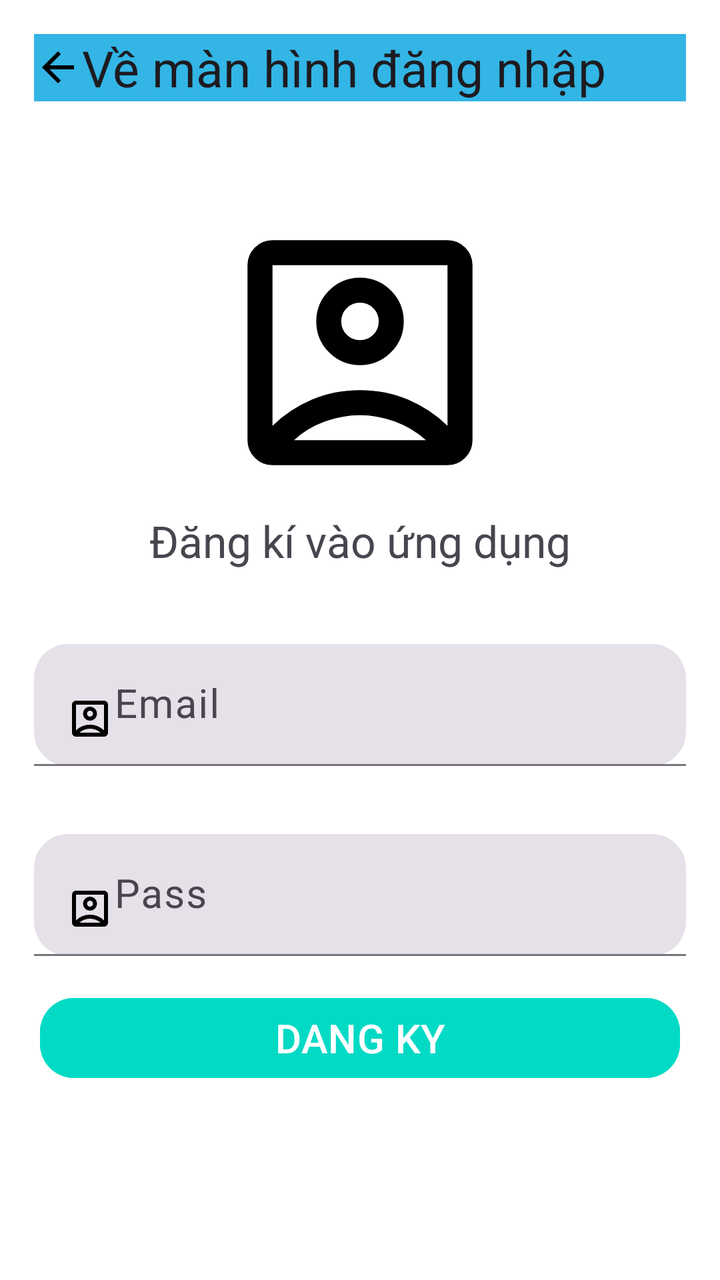
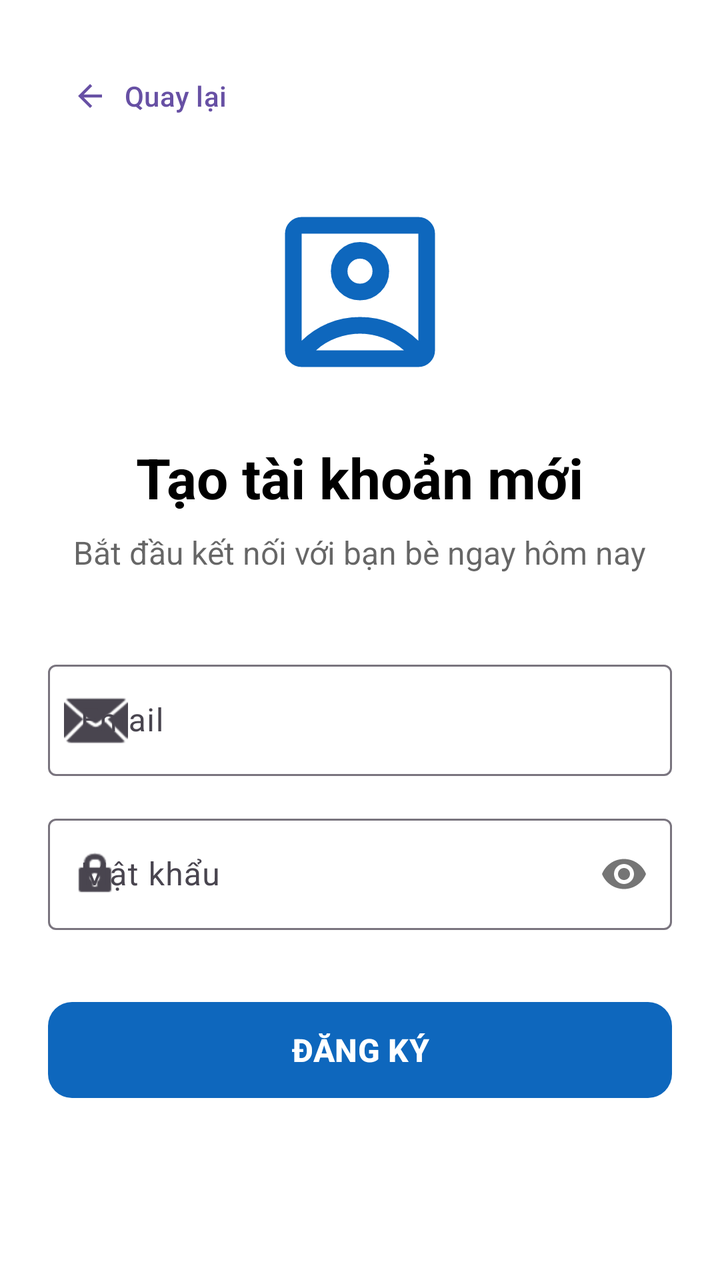

Screens rendered from an Android XML layout before and after an edit, with the pre-edit source and the edit as a unified diff.
<!-- AndroidManifest.xml: application theme Theme.MyApplication -->
<!-- res/layout/fragment_sing_up.xml -->
<?xml version="1.0" encoding="utf-8"?>
<FrameLayout xmlns:android="http://schemas.android.com/apk/res/android"
    xmlns:tools="http://schemas.android.com/tools"
    android:layout_width="match_parent"
    android:layout_height="match_parent"
    android:background="@android:color/system_neutral1_0"
    xmlns:app="http://schemas.android.com/apk/res-auto"
    tools:context=".Frangment.SingUpFragment">


    <com.google.android.material.textfield.MaterialAutoCompleteTextView
        android:id="@+id/btn_veDangnhap"
        android:layout_width="match_parent"
        android:layout_height="wrap_content"
        android:textSize="25dp"
        android:layout_margin="17dp"
        android:background="@android:color/holo_blue_light"
        android:drawableLeft="@drawable/outline_arrow_back_24"
        android:text="Về màn hình đăng nhập" />
    <LinearLayout
        android:id="@+id/screen2"
        android:layout_width="match_parent"
        android:layout_height="wrap_content"
        android:gravity="center"
        android:layout_gravity="center"
        android:orientation="vertical">
        <ImageView
            android:layout_width="150dp"
            android:layout_height="159dp"
            android:src="@drawable/outline_account_box_24" />

        <TextView
            android:layout_width="wrap_content"
            android:layout_height="wrap_content"
            android:text="Đăng kí vào ứng dụng"
            android:layout_marginBottom="20dp"
            android:textSize="22dp" />
        <com.google.android.material.textfield.TextInputLayout
            android:id="@+id/user_emaildk"
            style="@style/Widget.Material3.TextInputLayout.FilledBox"
            android:layout_width="match_parent"
            android:layout_height="match_parent"
            android:layout_marginHorizontal="17dp"
            android:layout_marginVertical="17dp"
            app:boxCornerRadiusBottomEnd="17dp"
            app:boxCornerRadiusBottomStart="17dp"
            app:boxCornerRadiusTopEnd="17dp"
            app:boxCornerRadiusTopStart="17dp">
            <com.google.android.material.textfield.TextInputEditText
                android:layout_width="match_parent"
                android:layout_height="match_parent"
                android:drawableStart="@drawable/outline_account_box_24"
                android:hint="Email"
                android:textSize="20dp" />
        </com.google.android.material.textfield.TextInputLayout>
        <com.google.android.material.textfield.TextInputLayout
            android:id="@+id/user_passdk"
            style="@style/Widget.Material3.TextInputLayout.FilledBox"
            android:layout_width="match_parent"
            android:layout_height="match_parent"
            android:layout_marginHorizontal="17dp"
            android:layout_marginVertical="17dp"
            app:boxCornerRadiusBottomEnd="17dp"
            app:boxCornerRadiusBottomStart="17dp"
            app:boxCornerRadiusTopEnd="17dp"
            app:boxCornerRadiusTopStart="17dp">
            <com.google.android.material.textfield.TextInputEditText
                android:layout_width="match_parent"
                android:layout_height="match_parent"
                android:drawableStart="@drawable/outline_account_box_24"
                android:hint="Pass"
                android:textSize="20dp" />
        </com.google.android.material.textfield.TextInputLayout>
        <com.google.android.material.button.MaterialButton
            android:id="@+id/btn_dangky"
            android:layout_width="match_parent"
            android:layout_height="match_parent"
            android:text="DANG KY"
            android:textColor="@color/white"
            android:textSize="20dp"
            android:inputType="text"
            android:backgroundTint="@color/teal_200"
            android:layout_marginHorizontal="20dp"
            app:cornerRadius="17dp"/>

    </LinearLayout>


</FrameLayout>
<!-- resources referenced by this layout -->
<resources>
  <color name="teal_200">#FF03DAC5</color>
  <color name="white">#FFFFFFFF</color>
  <!-- drawable outline_account_box_24 (drawable) -->
  <vector xmlns:android="http://schemas.android.com/apk/res/android" android:autoMirrored="true" android:height="24dp" android:tint="#000000" android:viewportHeight="960" android:viewportWidth="960" android:width="24dp">
        
      <path android:fillColor="@android:color/white" android:pathData="M200,714Q254,661 325.5,630.5Q397,600 480,600Q563,600 634.5,630.5Q706,661 760,714L760,200Q760,200 760,200Q760,200 760,200L200,200Q200,200 200,200Q200,200 200,200L200,714ZM579,479Q620,438 620,380Q620,322 579,281Q538,240 480,240Q422,240 381,281Q340,322 340,380Q340,438 381,479Q422,520 480,520Q538,520 579,479ZM200,840Q167,840 143.5,816.5Q120,793 120,760L120,200Q120,167 143.5,143.5Q167,120 200,120L760,120Q793,120 816.5,143.5Q840,167 840,200L840,760Q840,793 816.5,816.5Q793,840 760,840L200,840ZM269,760L691,760Q691,760 691,760Q691,760 691,760Q647,721 591.5,700.5Q536,680 480,680Q424,680 367.5,700.5Q311,721 269,760Q269,760 269,760Q269,760 269,760ZM437.5,422.5Q420,405 420,380Q420,355 437.5,337.5Q455,320 480,320Q505,320 522.5,337.5Q540,355 540,380Q540,405 522.5,422.5Q505,440 480,440Q455,440 437.5,422.5ZM480,457L480,457Q480,457 480,457Q480,457 480,457L480,457Q480,457 480,457Q480,457 480,457L480,457Q480,457 480,457Q480,457 480,457Q480,457 480,457Q480,457 480,457Z"/>
      
  </vector>
  <!-- drawable outline_arrow_back_24 (drawable) -->
  <vector xmlns:android="http://schemas.android.com/apk/res/android" android:autoMirrored="true" android:height="24dp" android:tint="#000000" android:viewportHeight="960" android:viewportWidth="960" android:width="24dp">
        
      <path android:fillColor="@android:color/white" android:pathData="M313,520L537,744L480,800L160,480L480,160L537,216L313,440L800,440L800,520L313,520Z"/>
      
  </vector>
  <style name="Theme.MyApplication" parent="Theme.MaterialComponents.DayNight.DarkActionBar">
          
          <item name="colorPrimary">@color/purple_500</item>
          <item name="colorPrimaryVariant">@color/purple_700</item>
          <item name="colorOnPrimary">@color/white</item>
          
          <item name="colorSecondary">@color/teal_200</item>
          <item name="colorSecondaryVariant">@color/teal_700</item>
          <item name="colorOnSecondary">@color/black</item>
          
          <item name="android:statusBarColor">?attr/colorPrimaryVariant</item>
          
      </style>
  <color name="purple_500">#D9B84D</color>
  <color name="purple_700">#F60303</color>
  <color name="teal_700">#D04A0F</color>
  <color name="black">#FF000000</color>
</resources>

<!-- the commit's change to res/layout/fragment_sing_up.xml (unified diff, before → after) -->
@@ -1,89 +1,100 @@
 <?xml version="1.0" encoding="utf-8"?>
-<FrameLayout xmlns:android="http://schemas.android.com/apk/res/android"
+<ScrollView xmlns:android="http://schemas.android.com/apk/res/android"
+    xmlns:app="http://schemas.android.com/apk/res-auto"
     xmlns:tools="http://schemas.android.com/tools"
     android:layout_width="match_parent"
     android:layout_height="match_parent"
-    android:background="@android:color/system_neutral1_0"
-    xmlns:app="http://schemas.android.com/apk/res-auto"
+    android:fillViewport="true"
+    android:background="@color/white"
     tools:context=".Frangment.SingUpFragment">
 
-
-    <com.google.android.material.textfield.MaterialAutoCompleteTextView
-        android:id="@+id/btn_veDangnhap"
-        android:layout_width="match_parent"
-        android:layout_height="wrap_content"
-        android:textSize="25dp"
-        android:layout_margin="17dp"
-        android:background="@android:color/holo_blue_light"
-        android:drawableLeft="@drawable/outline_arrow_back_24"
-        android:text="Về màn hình đăng nhập" />
     <LinearLayout
         android:id="@+id/screen2"
         android:layout_width="match_parent"
         android:layout_height="wrap_content"
-        android:gravity="center"
-        android:layout_gravity="center"
-        android:orientation="vertical">
+        android:gravity="center_horizontal"
+        android:orientation="vertical"
+        android:padding="24dp">
+
+        <com.google.android.material.button.MaterialButton
+            android:id="@+id/btn_veDangnhap"
+            style="@style/Widget.Material3.Button.TextButton"
+            android:layout_width="wrap_content"
+            android:layout_height="wrap_content"
+            android:layout_gravity="start"
+            android:text="Quay lại"
+            app:icon="@drawable/outline_arrow_back_24"
+            app:iconPadding="8dp" />
+
         <ImageView
-            android:layout_width="150dp"
-            android:layout_height="159dp"
-            android:src="@drawable/outline_account_box_24" />
+            android:layout_width="100dp"
+            android:layout_height="100dp"
+            android:layout_marginTop="24dp"
+            android:src="@drawable/outline_account_box_24"
+            app:tint="@color/purple_200" />
 
         <TextView
             android:layout_width="wrap_content"
             android:layout_height="wrap_content"
-            android:text="Đăng kí vào ứng dụng"
-            android:layout_marginBottom="20dp"
-            android:textSize="22dp" />
+            android:layout_marginTop="24dp"
+            android:text="Tạo tài khoản mới"
+            android:textColor="@color/black"
+            android:textSize="28sp"
+            android:textStyle="bold" />
+
+        <TextView
+            android:layout_width="wrap_content"
+            android:layout_height="wrap_content"
+            android:layout_marginTop="8dp"
+            android:text="Bắt đầu kết nối với bạn bè ngay hôm nay"
+            android:textColor="@color/black"
+            android:alpha="0.6"
+            android:textSize="16sp" />
+
         <com.google.android.material.textfield.TextInputLayout
             android:id="@+id/user_emaildk"
-            style="@style/Widget.Material3.TextInputLayout.FilledBox"
+            style="@style/Widget.Material3.TextInputLayout.OutlinedBox"
             android:layout_width="match_parent"
-            android:layout_height="match_parent"
-            android:layout_marginHorizontal="17dp"
-            android:layout_marginVertical="17dp"
-            app:boxCornerRadiusBottomEnd="17dp"
-            app:boxCornerRadiusBottomStart="17dp"
-            app:boxCornerRadiusTopEnd="17dp"
-            app:boxCornerRadiusTopStart="17dp">
+            android:layout_height="wrap_content"
+            android:layout_marginTop="40dp"
+            android:hint="Email"
+            app:startIconDrawable="@android:drawable/ic_dialog_email">
+
             <com.google.android.material.textfield.TextInputEditText
                 android:layout_width="match_parent"
-                android:layout_height="match_parent"
-                android:drawableStart="@drawable/outline_account_box_24"
-                android:hint="Email"
-                android:textSize="20dp" />
+                android:layout_height="wrap_content"
+                android:inputType="textEmailAddress"
+                android:textSize="16sp" />
         </com.google.android.material.textfield.TextInputLayout>
+
         <com.google.android.material.textfield.TextInputLayout
             android:id="@+id/user_passdk"
-            style="@style/Widget.Material3.TextInputLayout.FilledBox"
+            style="@style/Widget.Material3.TextInputLayout.OutlinedBox"
             android:layout_width="match_parent"
-            android:layout_height="match_parent"
-            android:layout_marginHorizontal="17dp"
-            android:layout_marginVertical="17dp"
-            app:boxCornerRadiusBottomEnd="17dp"
-            app:boxCornerRadiusBottomStart="17dp"
-            app:boxCornerRadiusTopEnd="17dp"
-            app:boxCornerRadiusTopStart="17dp">
+            android:layout_height="wrap_content"
+            android:layout_marginTop="16dp"
+            android:hint="Mật khẩu"
+            app:passwordToggleEnabled="true"
+            app:startIconDrawable="@android:drawable/ic_lock_idle_lock">
+
             <com.google.android.material.textfield.TextInputEditText
                 android:layout_width="match_parent"
-                android:layout_height="match_parent"
-                android:drawableStart="@drawable/outline_account_box_24"
-                android:hint="Pass"
-                android:textSize="20dp" />
+                android:layout_height="wrap_content"
+                android:inputType="textPassword"
+                android:textSize="16sp" />
         </com.google.android.material.textfield.TextInputLayout>
+
         <com.google.android.material.button.MaterialButton
             android:id="@+id/btn_dangky"
             android:layout_width="match_parent"
-            android:layout_height="match_parent"
-            android:text="DANG KY"
-            android:textColor="@color/white"
-            android:textSize="20dp"
-            android:inputType="text"
-            android:backgroundTint="@color/teal_200"
-            android:layout_marginHorizontal="20dp"
-            app:cornerRadius="17dp"/>
+            android:layout_height="56dp"
+            android:layout_marginTop="32dp"
+            android:text="ĐĂNG KÝ"
+            android:textSize="16sp"
+            android:textStyle="bold"
+            app:cornerRadius="12dp"
+            app:backgroundTint="@color/purple_200"/>
 
     </LinearLayout>
 
-
-</FrameLayout>
+</ScrollView>
<!-- resource entries referenced after the edit -->
@@ -31,5 +31,6 @@
   <color name="purple_700">#F60303</color>
   <color name="teal_700">#D04A0F</color>
   <color name="black">#FF000000</color>
+  <color name="purple_200">#0E67BD</color>
 </resources>
 
